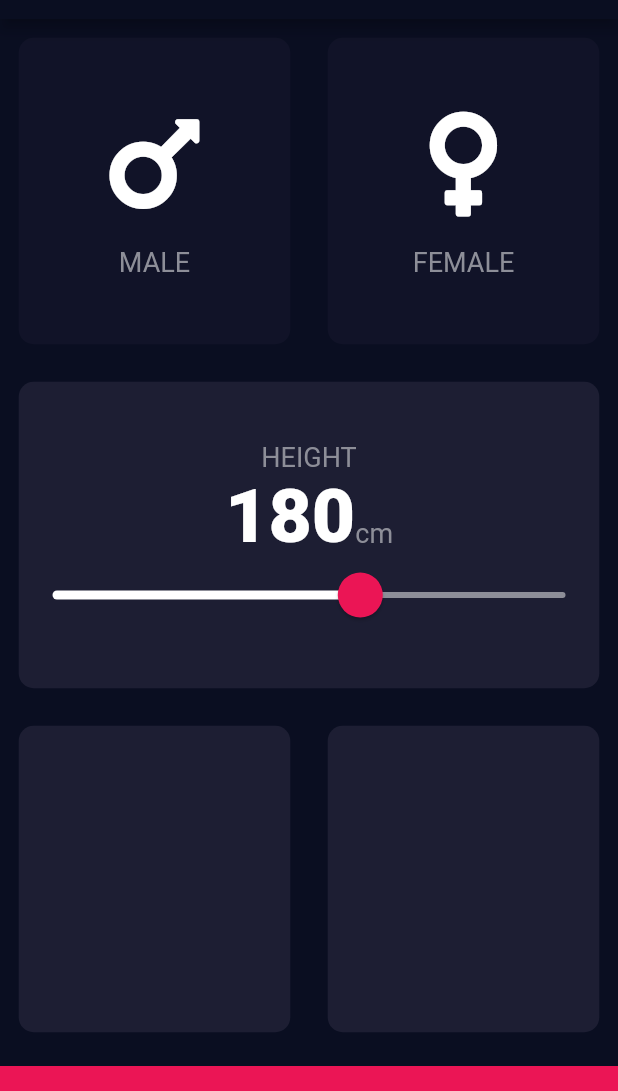
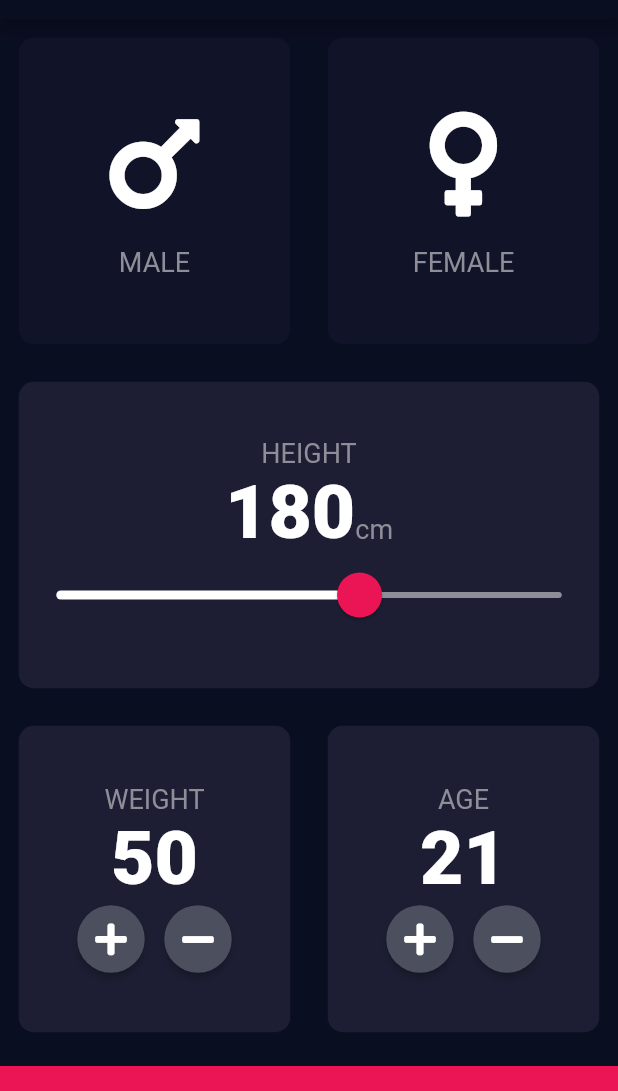
Before and after one commit to caljzl98/self_learn, a Flutter app: the screen it shows after launch, on a phone screen of 412 x 824 dp, the part 65-1156 px from its top. Run offline on Flutter 3.47's test engine with Material 2 defaults, Android fonts, the phone set to English and light mode, and no system bars; our stand-ins replace audioplayers, font_awesome_flutter, rflutter_alert.

Commit message:
added weight and age card

```diff
--- a/appbrewery_flutter/bmi-calculator/lib/constants.dart
+++ b/appbrewery_flutter/bmi-calculator/lib/constants.dart
@@ -10,7 +10,7 @@
   color: Color(0xFF8D8E98),
 );
 
-const kSliderTextStyle = TextStyle(
+const kNumberTextStyle = TextStyle(
   fontSize: 50.0,
   fontWeight: FontWeight.w900,
 );
--- a/appbrewery_flutter/bmi-calculator/lib/input_page.dart
+++ b/appbrewery_flutter/bmi-calculator/lib/input_page.dart
@@ -18,6 +18,8 @@
 
   Gender selectedGender;
   int height = 180;
+  int weight = 50;
+  int age = 21;
 
   @override
   Widget build(BuildContext context) {
@@ -76,7 +78,7 @@
                     children: <Widget>[
                       Text(
                         height.toString(),
-                        style: kSliderTextStyle,
+                        style: kNumberTextStyle,
                       ),
                       Text(
                         'cm',
@@ -93,7 +95,7 @@
                       thumbShape:
                         RoundSliderThumbShape(enabledThumbRadius: 15.0),
                       overlayShape:
-                        RoundSliderOverlayShape(overlayRadius: 22.5),
+                        RoundSliderOverlayShape(overlayRadius: 25.0),
                     ),
                     child: Slider(
                       value: height.toDouble(),
@@ -115,11 +117,85 @@
               Expanded(
                 child: ReusableCard(
                   colour: kActiveCardColor,
+                  cardChild: Column(
+                    mainAxisAlignment: MainAxisAlignment.center,
+                    children: <Widget>[
+                      Text(
+                        'WEIGHT',
+                        style: kLabelTextStyle,
+                      ),
+                      Text(
+                        weight.toString(),
+                        style: kNumberTextStyle,
+                      ),
+                      Row(
+                        mainAxisAlignment: MainAxisAlignment.center,
+                        children: <Widget>[
+                          RoundIconButton(
+                            icon: FontAwesomeIcons.plus,
+                            onPress: () {
+                              setState(() {
+                              weight++;
+                              });
+                            },
+                          ),
+                          SizedBox(
+                            width: 10.0,
+                          ),
+                          RoundIconButton(
+                            icon: FontAwesomeIcons.minus,
+                            onPress: () {
+                              setState(() {
+                                weight--;
+                              });
+                            },
+                          ),
+                        ],
+                      ),
+                    ],
+                  ),
                 ),
               ),
               Expanded(
                 child: ReusableCard(
                   colour: kActiveCardColor,
+                  cardChild: Column(
+                    mainAxisAlignment: MainAxisAlignment.center,
+                    children: <Widget>[
+                      Text(
+                        'AGE',
+                        style: kLabelTextStyle,
+                      ),
+                      Text(
+                        age.toString(),
+                        style: kNumberTextStyle,
+                      ),
+                      Row(
+                        mainAxisAlignment: MainAxisAlignment.center,
+                        children: <Widget>[
+                          RoundIconButton(
+                            icon: FontAwesomeIcons.plus,
+                            onPress: () {
+                              setState(() {
+                                age++;
+                              });
+                            },
+                          ),
+                          SizedBox(
+                            width: 10.0,
+                          ),
+                          RoundIconButton(
+                            icon: FontAwesomeIcons.minus,
+                            onPress: () {
+                              setState(() {
+                                age--;
+                              });
+                            },
+                          ),
+                        ],
+                      ),
+                    ],
+                  ),
                 ),
               ),
           ],
@@ -134,3 +210,25 @@
     );
   }
 }
+
+
+class RoundIconButton extends StatelessWidget {
+  RoundIconButton({@required this.icon, @required this.onPress});
+  final IconData icon;
+  final Function onPress;
+
+  @override
+  Widget build(BuildContext context) {
+    return RawMaterialButton(
+      child: Icon(icon),
+      onPressed: onPress,
+      constraints: BoxConstraints.tightFor(
+        width: 45.0,
+        height: 45.0,
+      ),
+      shape: CircleBorder(),
+      fillColor: Color(0xFF4C4F5E),
+
+    );
+  }
+}
```
